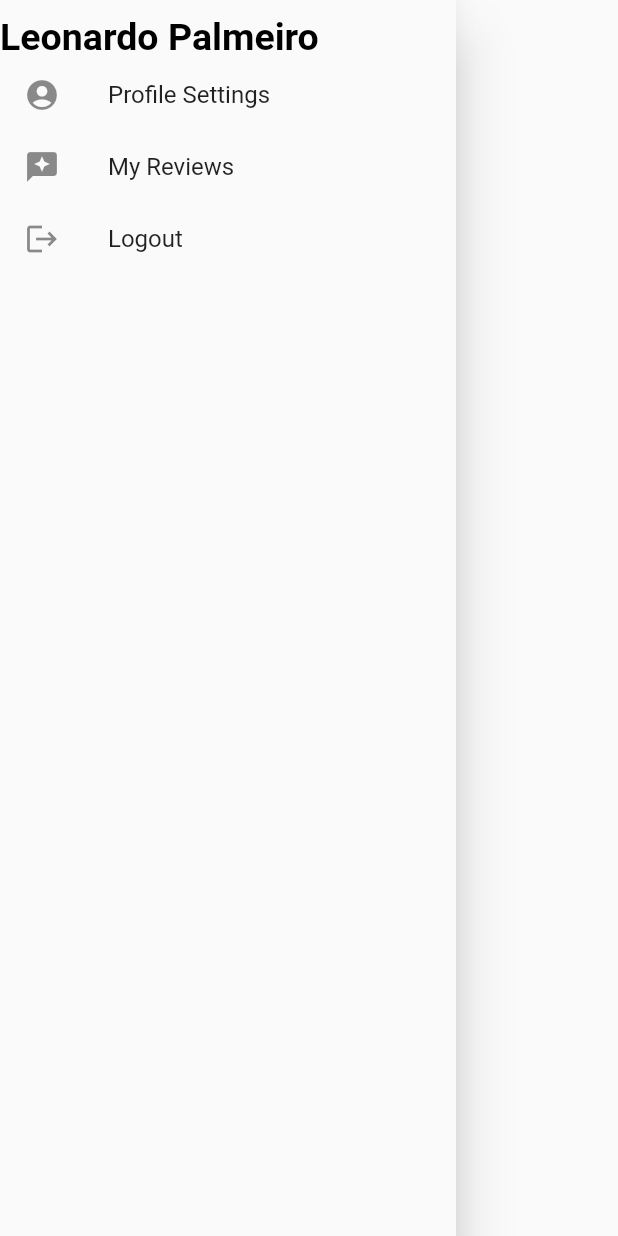
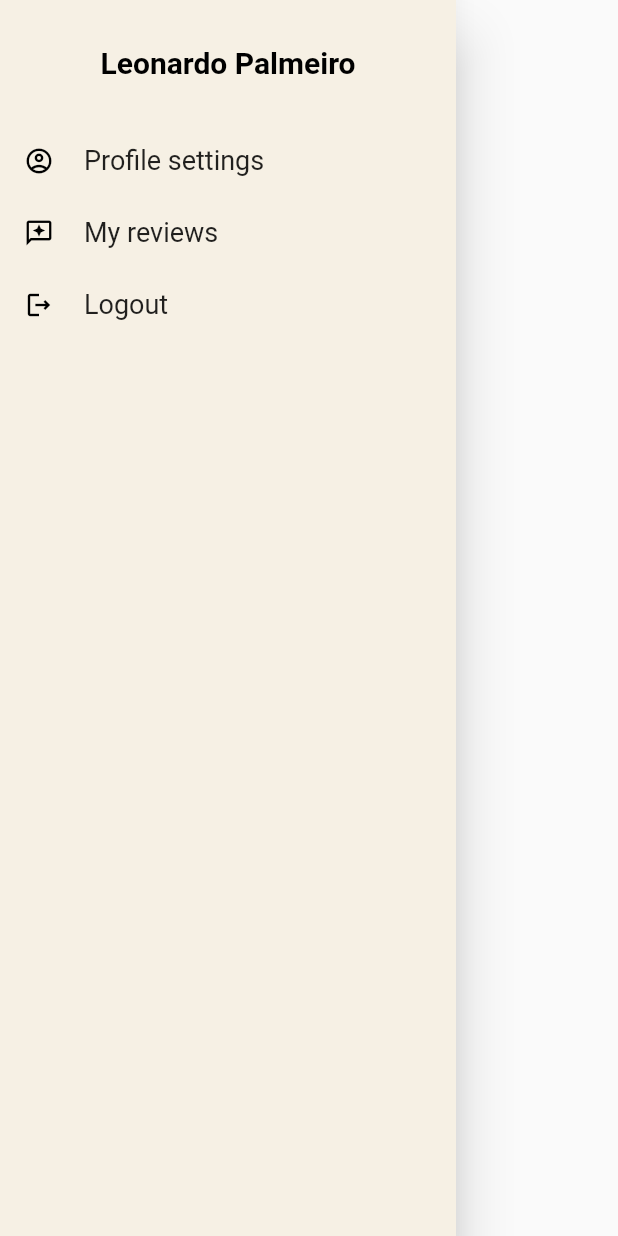
Before and after one commit to aryapangestu/Project_WTB-Travel, a Flutter app: the DrawerScreen widget shown alone on an empty page, opened directly, on a phone screen of 412 x 824 dp. Run offline on Flutter 3.47's test engine with Material 2 defaults, Android fonts, the phone set to English and light mode, and no system bars; our stand-ins replace flutter_rating_bar, nb_utils; missing offline and left inert: flutter_mapbox_navigation; network calls fail.

Commit message:
drawer profil

```diff
--- a/EndUser_WTB-Travel/wtb_travel/lib/views/detail_place_screen.dart
+++ b/EndUser_WTB-Travel/wtb_travel/lib/views/detail_place_screen.dart
@@ -20,7 +20,17 @@ class _WtbTravelDetailPlaceScreen extends State<WtbTravelDetailPlaceScreen> {
 
   Widget getSelectedTabComponent() {
     if (selectedTab == 0) {
-      return const WtbTravelHomeScreen();
+      return Column(
+          mainAxisSize: MainAxisSize.min,
+          crossAxisAlignment: CrossAxisAlignment.start,
+          children: [
+            16.height,
+            Text(
+              'Lorem Ipsum is simply dummy text of the printing and typesetting industry. Lorem Ipsum has been the industry\'s standard dummy text ever since the 1500s, when an unknown printer took a galley of type and scrambled it to make a type specimen book. It has survived not only five centuries, but also the leap into electronic typesetting, remaining essentially unchanged.',
+              style: primaryTextStyle(color: const Color(0xff543c0d)),
+            ),
+            20.height,
+          ]).paddingAll(16);
     } else {
       return const WtbTravelReviewScreen();
     }
--- a/EndUser_WTB-Travel/wtb_travel/lib/views/profile_screen.dart
+++ b/EndUser_WTB-Travel/wtb_travel/lib/views/profile_screen.dart
@@ -11,31 +11,33 @@ class _DrawwerScreenState extends State<DrawerScreen> {
   @override
   Widget build(BuildContext context) {
     return Drawer(
+        backgroundColor: const Color(0xfff6f0e4),
         child: ListView(
           children: <Widget>[
-        const SizedBox(
-          height: 10,
-        ),
-        const Text(
+            const SizedBox(height: 30),
+            const Center(
+              child: Text(
                 'Leonardo Palmeiro',
                 style: TextStyle(
-            fontSize: 25,
+                  fontSize: 20,
                   fontWeight: FontWeight.bold,
                   color: Colors.black,
                 ),
               ),
+            ),
+            const SizedBox(height: 30),
             DrawerListTitle(
-          iconData: Icons.account_circle,
-          title: "Profile Settings",
+              iconData: Icons.account_circle_outlined,
+              title: "Profile settings",
               onTilePressed: () {},
             ),
             DrawerListTitle(
-          iconData: Icons.reviews,
-          title: "My Reviews",
+              iconData: Icons.reviews_outlined,
+              title: "My reviews",
               onTilePressed: () {},
             ),
             DrawerListTitle(
-          iconData: Icons.logout,
+              iconData: Icons.logout_outlined,
               title: "Logout",
               onTilePressed: () {},
             ),
@@ -57,10 +59,19 @@ class DrawerListTitle extends StatelessWidget {
     return ListTile(
       onTap: onTilePressed,
       dense: true,
-      leading: Icon(iconData),
-      title: Text(
+      title: Row(
+        children: <Widget>[
+          Icon(
+            iconData,
+            color: Colors.black,
+            size: 20,
+          ),
+          const SizedBox(width: 20),
+          Text(
             title!,
-        style: const TextStyle(fontSize: 16),
+            style: const TextStyle(fontSize: 18),
+          ),
+        ],
       ),
     );
   }
```
Lines whose indentation alone changed are shown as unchanged.
